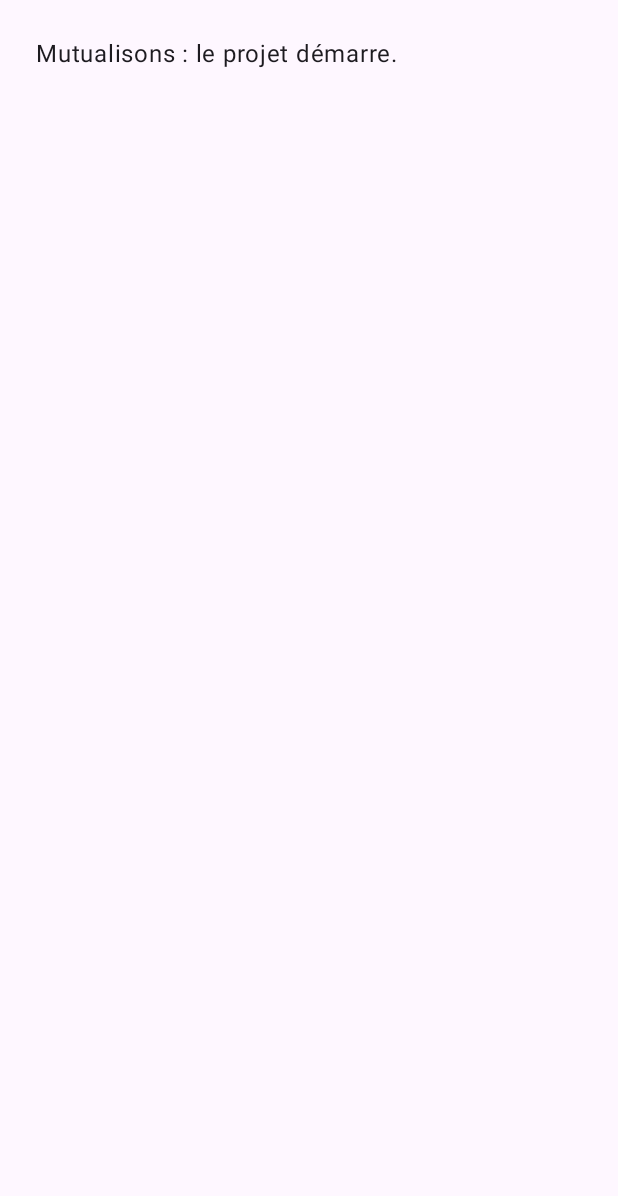
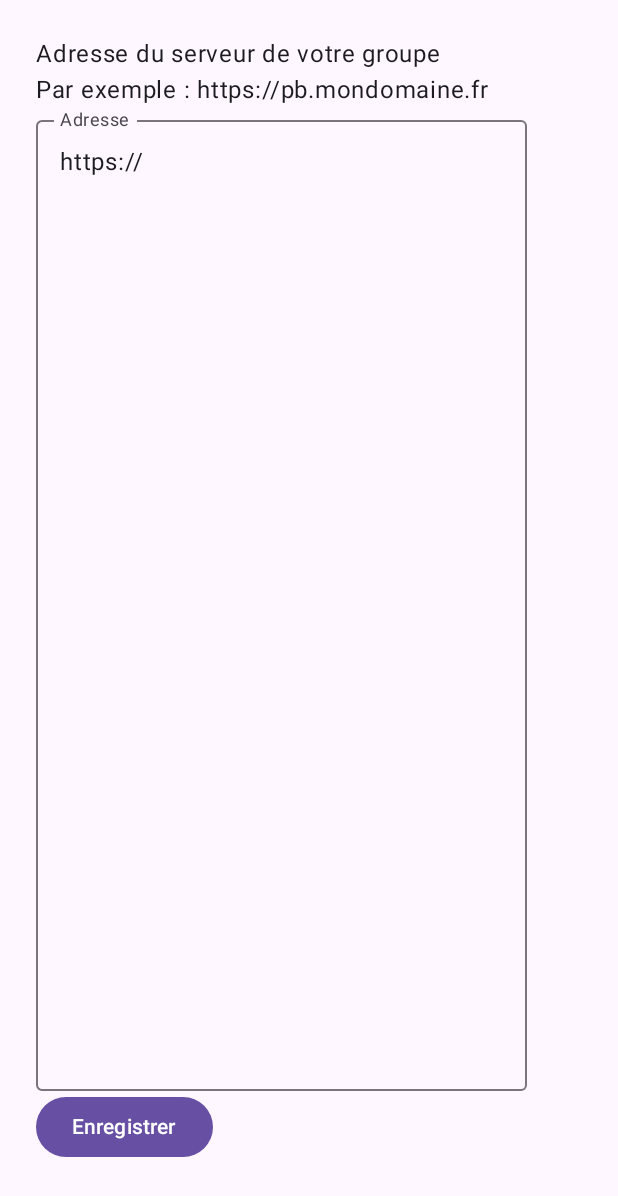
Before and after one commit to jc14fr/mutualisons, an Android app built with Jetpack Compose: the screen it shows after launch (MainActivity), on a phone screen of 412 x 824 dp. Before the commit the part shown is almost empty. Shown: the top 1196 px of the screen. Run offline under Robolectric (Android 15) with nearby library versions, the phone set to English and light mode, and no system bars.

Commit message:
Écran de réglage de l'adresse du serveur (DataStore)

```diff
--- a/app/build.gradle.kts
+++ b/app/build.gradle.kts
@@ -34,4 +34,5 @@ dependencies {
     implementation(platform(libs.androidx.compose.bom))
     implementation(libs.androidx.ui)
     implementation(libs.androidx.material3)
+    implementation(libs.androidx.datastore.preferences)
 }
--- a/app/src/main/java/fr/jc14fr/mutualisons/MainActivity.kt
+++ b/app/src/main/java/fr/jc14fr/mutualisons/MainActivity.kt
@@ -10,7 +10,10 @@ import androidx.compose.material3.MaterialTheme
 import androidx.compose.material3.Surface
 import androidx.compose.material3.Text
 import androidx.compose.runtime.Composable
+import androidx.compose.runtime.collectAsState
+import androidx.compose.runtime.getValue
 import androidx.compose.ui.Modifier
+import androidx.compose.ui.platform.LocalContext
 import androidx.compose.ui.unit.dp
 
 class MainActivity : ComponentActivity() {
@@ -19,7 +22,13 @@ class MainActivity : ComponentActivity() {
         setContent {
             MaterialTheme {
                 Surface(modifier = Modifier.fillMaxSize()) {
-                    Accueil()
+                    val context = LocalContext.current
+                    val url by ServerSettings.serverUrl(context).collectAsState(initial = "")
+                    if (url.isNullOrEmpty()) {
+                        ServerSetupScreen(onSaved = {})
+                    } else {
+                        Accueil()
+                    }
                 }
             }
         }
--- /dev/null
+++ b/app/src/main/java/fr/jc14fr/mutualisons/ServerSettings.kt
@@ -0,0 +1,26 @@
+package fr.jc14fr.mutualisons
+
+import android.content.Context
+import androidx.datastore.preferences.core.edit
+import androidx.datastore.preferences.core.stringPreferencesKey
+import androidx.datastore.preferences.preferencesDataStore
+import kotlinx.coroutines.flow.Flow
+import kotlinx.coroutines.flow.map
+
+private val Context.dataStore by preferencesDataStore(name = "settings")
+
+object ServerSettings {
+    private val KEY_URL = stringPreferencesKey("server_url")
+
+    fun serverUrl(context: Context): Flow<String?> =
+        context.dataStore.data.map { it[KEY_URL] }
+
+    suspend fun saveServerUrl(context: Context, url: String) {
+        context.dataStore.edit { it[KEY_URL] = url.trimEnd('/') }
+    }
+}
+
+fun isValidServerUrl(url: String): Boolean {
+    val u = url.trim()
+    return (u.startsWith("https://") || u.startsWith("http://")) && u.length > 10 && !u.contains(" ")
+}
--- /dev/null
+++ b/app/src/main/java/fr/jc14fr/mutualisons/ServerSetupScreen.kt
@@ -0,0 +1,51 @@
+package fr.jc14fr.mutualisons
+
+import androidx.compose.foundation.layout.Column
+import androidx.compose.foundation.layout.fillMaxSize
+import androidx.compose.foundation.layout.padding
+import androidx.compose.material3.Button
+import androidx.compose.material3.OutlinedTextField
+import androidx.compose.material3.Text
+import androidx.compose.runtime.Composable
+import androidx.compose.runtime.getValue
+import androidx.compose.runtime.mutableStateOf
+import androidx.compose.runtime.remember
+import androidx.compose.runtime.rememberCoroutineScope
+import androidx.compose.runtime.setValue
+import androidx.compose.ui.Modifier
+import androidx.compose.ui.platform.LocalContext
+import androidx.compose.ui.unit.dp
+import kotlinx.coroutines.launch
+
+@Composable
+fun ServerSetupScreen(onSaved: () -> Unit) {
+    val context = LocalContext.current
+    val scope = rememberCoroutineScope()
+    var url by remember { mutableStateOf("https://") }
+    var error by remember { mutableStateOf<String?>(null) }
+
+    Column(modifier = Modifier.fillMaxSize().padding(24.dp)) {
+        Text("Adresse du serveur de votre groupe")
+        Text("Par exemple : https://pb.mondomaine.fr")
+        OutlinedTextField(
+            value = url,
+            onValueChange = { url = it; error = null },
+            label = { Text("Adresse") },
+            isError = error != null,
+            modifier = Modifier.fillMaxSize(0.9f)
+        )
+        error?.let { Text(it) }
+        Button(onClick = {
+            if (isValidServerUrl(url)) {
+                scope.launch {
+                    ServerSettings.saveServerUrl(context, url)
+                    onSaved()
+                }
+            } else {
+                error = "Adresse invalide : elle doit commencer par https://"
+            }
+        }) {
+            Text("Enregistrer")
+        }
+    }
+}
--- /dev/null
+++ b/app/src/main/res/values/strings.xml
@@ -0,0 +1,4 @@
+<?xml version="1.0" encoding="utf-8"?>
+<resources>
+    <string name="app_name">Mutualisons</string>
+</resources>
--- a/gradle/libs.versions.toml
+++ b/gradle/libs.versions.toml
@@ -3,12 +3,14 @@ agp = "8.7.3"
 kotlin = "2.0.21"
 composeBom = "2024.09.00"
 activityCompose = "1.9.2"
+datastore = "1.1.1"
 
 [libraries]
 androidx-activity-compose = { group = "androidx.activity", name = "activity-compose", version.ref = "activityCompose" }
 androidx-compose-bom = { group = "androidx.compose", name = "compose-bom", version.ref = "composeBom" }
 androidx-ui = { group = "androidx.compose.ui", name = "ui" }
 androidx-material3 = { group = "androidx.compose.material3", name = "material3" }
+androidx-datastore-preferences = { group = "androidx.datastore", name = "datastore-preferences", version.ref = "datastore" }
 
 [plugins]
 android-application = { id = "com.android.application", version.ref = "agp" }
```
